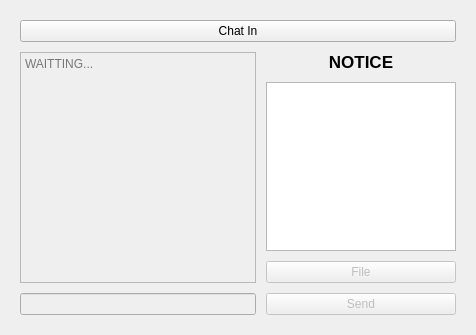
Old version of the form CustomerManagementAPP/Client/client.ui in the repository AndaCondaa/Project_CustomerManagementApp.
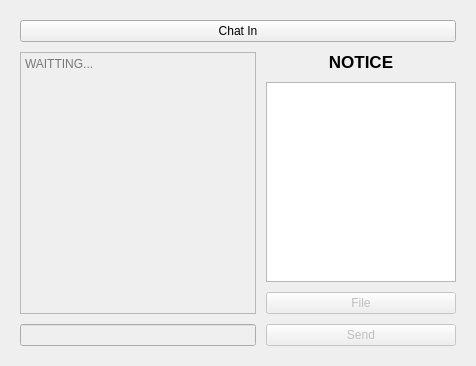
New version of the form.

Patch:
```diff
--- a/CustomerManagementAPP/Client/client.ui
+++ b/CustomerManagementAPP/Client/client.ui
@@ -242,25 +242,25 @@
               </widget>
              </item>
              <item>
-              <widget class="QTextEdit" name="noticeBoard">
+              <widget class="QTableView" name="noticeTableView">
+               <property name="sizePolicy">
+                <sizepolicy hsizetype="Fixed" vsizetype="Fixed">
+                 <horstretch>0</horstretch>
+                 <verstretch>0</verstretch>
+                </sizepolicy>
+               </property>
                <property name="minimumSize">
                 <size>
                  <width>190</width>
-                 <height>0</height>
+                 <height>200</height>
                 </size>
                </property>
                <property name="maximumSize">
                 <size>
-                 <width>170</width>
-                 <height>16777215</height>
+                 <width>190</width>
+                 <height>200</height>
                 </size>
                </property>
-               <property name="undoRedoEnabled">
-                <bool>false</bool>
-               </property>
-               <property name="readOnly">
-                <bool>true</bool>
-               </property>
               </widget>
              </item>
              <item>
```
